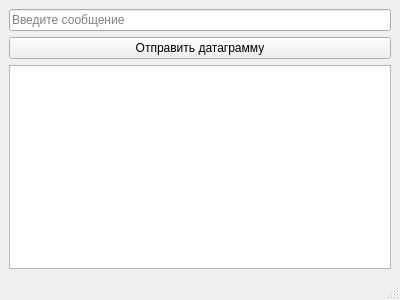
Above: mainwindow.ui from younsiamed/Lesson-9-8 before the change. Below: the same form after it.
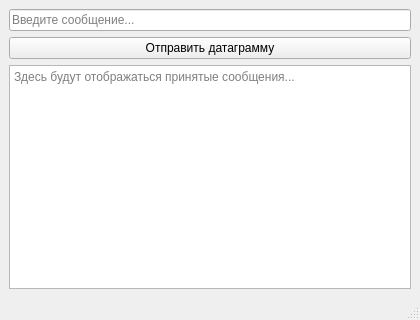
That is the form after the change.

The edit to the form file:
```diff
--- a/mainwindow.ui
+++ b/mainwindow.ui
@@ -6,8 +6,8 @@
    <rect>
     <x>0</x>
     <y>0</y>
-    <width>400</width>
-    <height>300</height>
+    <width>420</width>
+    <height>320</height>
    </rect>
   </property>
   <property name="windowTitle">
@@ -18,7 +18,7 @@
     <item>
      <widget class="QLineEdit" name="lineEditMessage">
       <property name="placeholderText">
-       <string>Введите сообщение</string>
+       <string>Введите сообщение...</string>
       </property>
      </widget>
     </item>
@@ -34,6 +34,9 @@
       <property name="readOnly">
        <bool>true</bool>
       </property>
+      <property name="placeholderText">
+       <string>Здесь будут отображаться принятые сообщения...</string>
+      </property>
      </widget>
     </item>
    </layout>
```
Left out of the diff: 2 changed lines with no effect on the pictures.
